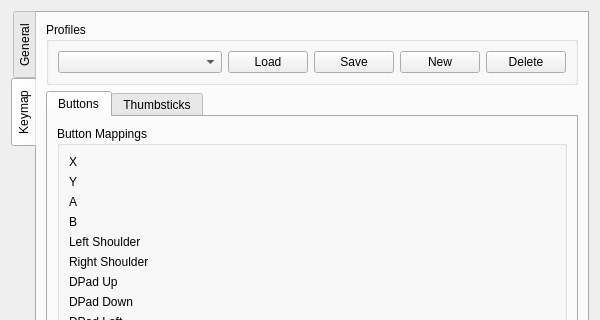
Old version of the form src/ui/preferences.ui in the repository kitswas/VirtualGamePad-PC; both pictures show x 0 to 600 and y 0 to 320 of the 600 by 548 pixel window.
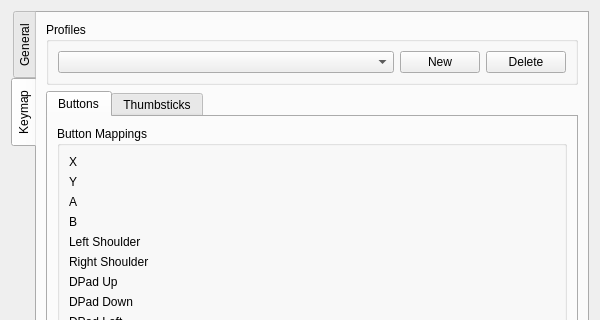
New version of the form. Custom widgets are drawn as their Qt base class.

Commit message: Profile UX changes

Patch:
```diff
--- a/src/ui/preferences.ui
+++ b/src/ui/preferences.ui
@@ -112,20 +112,6 @@
             </property>
            </widget>
           </item>
-          <item>
-           <widget class="QPushButton" name="loadProfileButton">
-            <property name="text">
-             <string>Load</string>
-            </property>
-           </widget>
-          </item>
-          <item>
-           <widget class="QPushButton" name="saveProfileButton">
-            <property name="text">
-             <string>Save</string>
-            </property>
-           </widget>
-          </item>
           <item>
            <widget class="QPushButton" name="newProfileButton">
             <property name="text">
```
The commit also changes 4 other files.
